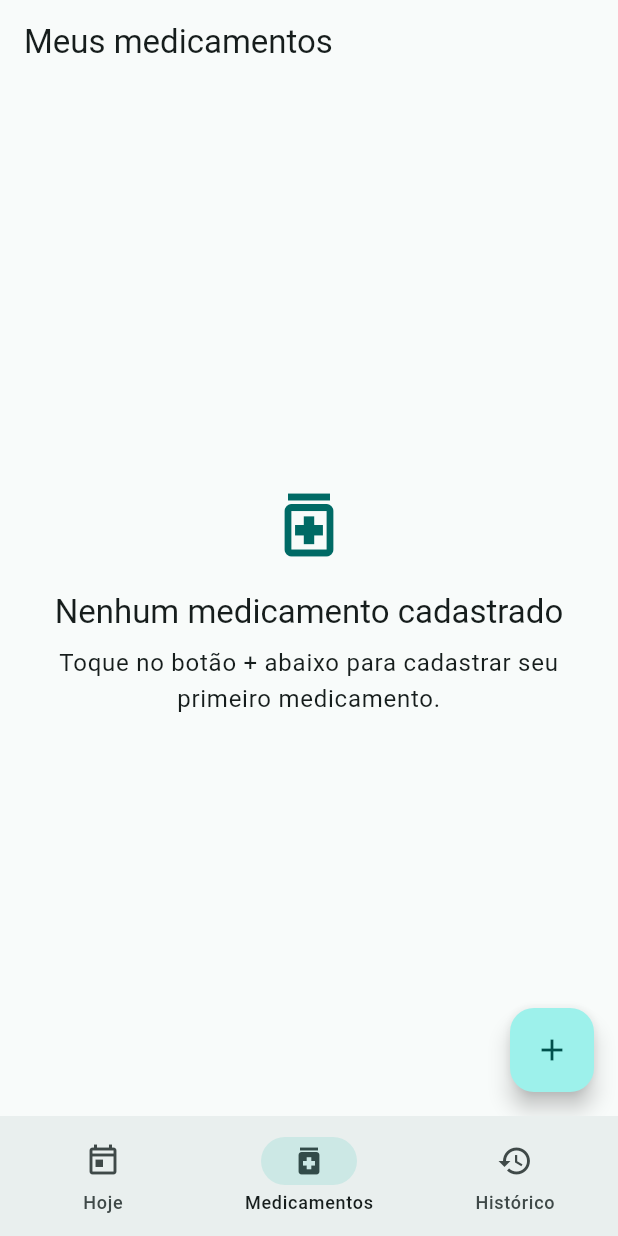
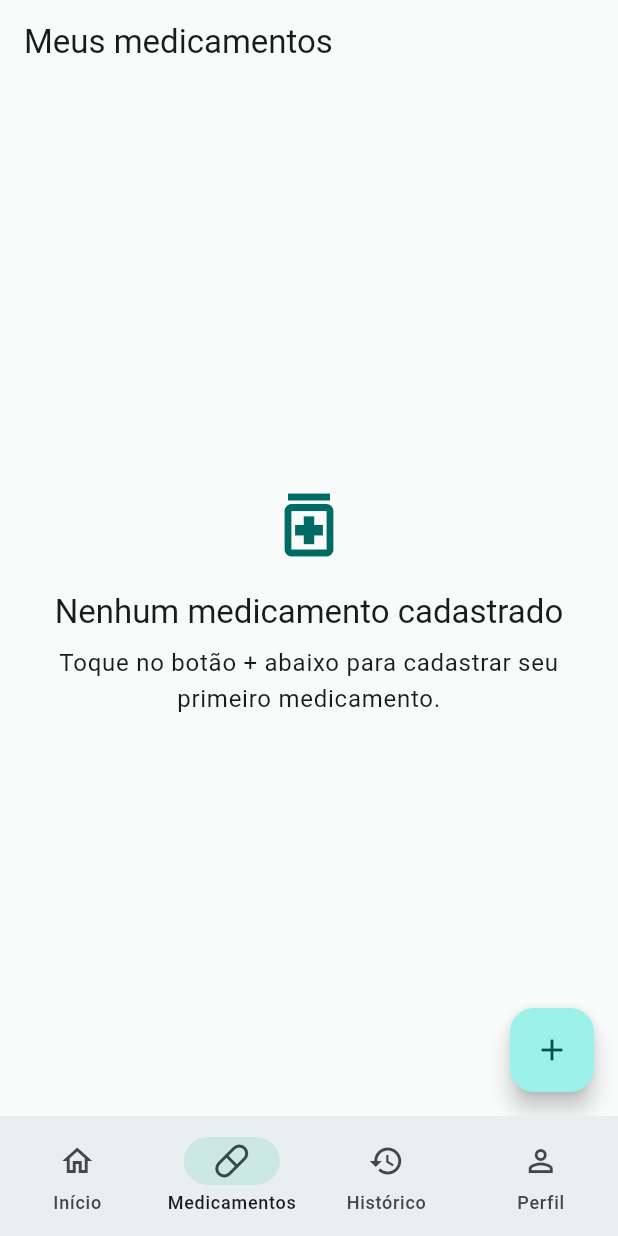
Before and after one commit to hpseven7-00/med-app, a Flutter app: the screen it shows after launch, item 2 of the bottom bar chosen, on a phone screen of 412 x 824 dp. Run offline on Flutter 3.47's test engine with Material 3 defaults, Android fonts, the phone set to English and light mode, and no system bars; our stand-ins replace flutter_local_notifications, flutter_timezone, lucide_icons_flutter, shared_preferences, sqflite, timezone; accounts and stored records are empty.

Commit message:
feat: ajustar navegacao principal do aplicativo

```diff
--- a/lib/app/app_shell.dart
+++ b/lib/app/app_shell.dart
@@ -1,8 +1,8 @@
 import 'package:flutter/material.dart';
+import 'package:lucide_icons_flutter/lucide_icons.dart';
 
 import '../features/history/presentation/history_page.dart';
 import '../features/medications/presentation/medications_page.dart';
-import '../features/today/presentation/today_page.dart';
 
 class AppShell extends StatefulWidget {
   const AppShell({super.key});
@@ -14,16 +14,31 @@ class AppShell extends StatefulWidget {
 class _AppShellState extends State<AppShell> {
   int _selectedIndex = 0;
 
-  static const _pages = [TodayPage(), MedicationsPage(), HistoryPage()];
+  static const _pages = [
+    _DevelopmentPage(title: 'Início'),
+    MedicationsPage(),
+    HistoryPage(),
+    _DevelopmentPage(title: 'Perfil'),
+  ];
 
-  static const _titles = ['Med+', 'Meus medicamentos', 'Histórico'];
+  static const _titles = [
+    'Início',
+    'Meus medicamentos',
+    'Histórico',
+    'Perfil',
+  ];
 
   @override
   Widget build(BuildContext context) {
     return Scaffold(
-      appBar: AppBar(title: Text(_titles[_selectedIndex])),
+      appBar: AppBar(
+        title: Text(_titles[_selectedIndex]),
+      ),
       body: SafeArea(
-        child: IndexedStack(index: _selectedIndex, children: _pages),
+        child: IndexedStack(
+          index: _selectedIndex,
+          children: _pages,
+        ),
       ),
       bottomNavigationBar: NavigationBar(
         selectedIndex: _selectedIndex,
@@ -34,13 +49,13 @@ class _AppShellState extends State<AppShell> {
         },
         destinations: const [
           NavigationDestination(
-            icon: Icon(Icons.today_outlined),
-            selectedIcon: Icon(Icons.today),
-            label: 'Hoje',
+            icon: Icon(Icons.home_outlined),
+            selectedIcon: Icon(Icons.home),
+            label: 'Início',
           ),
           NavigationDestination(
-            icon: Icon(Icons.medication_outlined),
-            selectedIcon: Icon(Icons.medication),
+            icon: Icon(LucideIcons.pill),
+            selectedIcon: Icon(LucideIcons.pill),
             label: 'Medicamentos',
           ),
           NavigationDestination(
@@ -48,8 +63,42 @@ class _AppShellState extends State<AppShell> {
             selectedIcon: Icon(Icons.history),
             label: 'Histórico',
           ),
+          NavigationDestination(
+            icon: Icon(Icons.person_outline),
+            selectedIcon: Icon(Icons.person),
+            label: 'Perfil',
+          ),
         ],
       ),
     );
   }
 }
+
+class _DevelopmentPage extends StatelessWidget {
+  const _DevelopmentPage({
+    required this.title,
+  });
+
+  final String title;
+
+  @override
+  Widget build(BuildContext context) {
+    return Center(
+      child: Column(
+        mainAxisSize: MainAxisSize.min,
+        children: [
+          Icon(
+            Icons.construction_outlined,
+            size: 48,
+            color: Theme.of(context).colorScheme.primary,
+          ),
+          const SizedBox(height: 16),
+          Text(
+            'Em desenvolvimento',
+            style: Theme.of(context).textTheme.titleLarge,
+          ),
+        ],
+      ),
+    );
+  }
+}
```
